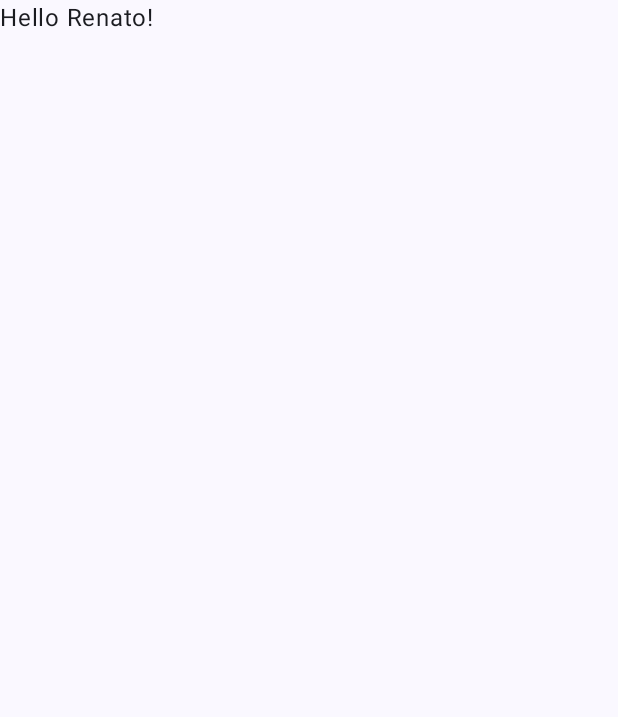
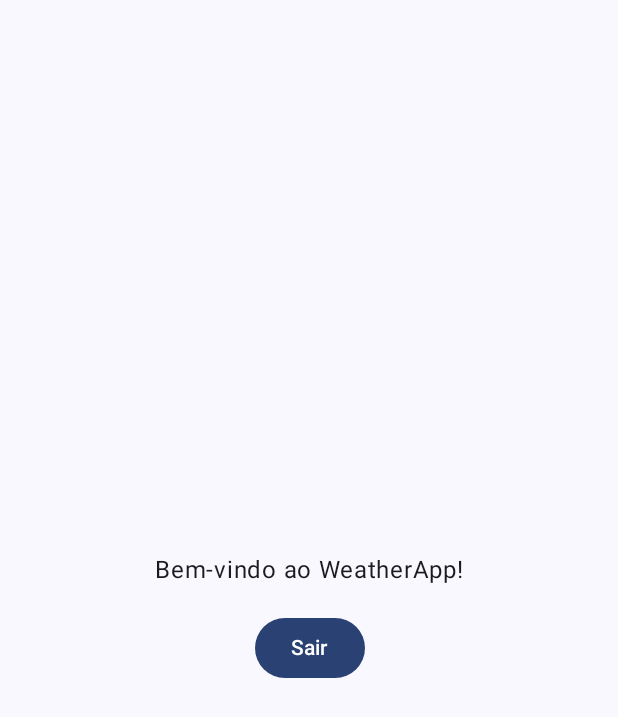
Before and after one commit to renatovanderlei/pdm_praticas, an Android app built with Jetpack Compose: the MainActivity screen opened directly, with no data from a screen before it, on a phone screen of 412 x 824 dp. Before the commit the part shown is almost empty. Shown: the top 717 px of the screen. Run offline under Robolectric (Android 15) with nearby library versions, the phone set to English and light mode, and no system bars.

Commit message:
Prática 01 – Parte 3

```diff
--- a/app/src/main/java/com/weatherapp/MainActivity.kt
+++ b/app/src/main/java/com/weatherapp/MainActivity.kt
@@ -1,16 +1,20 @@
 package com.weatherapp
 
+import android.app.Activity
 import android.os.Bundle
 import androidx.activity.ComponentActivity
 import androidx.activity.compose.setContent
 import androidx.activity.enableEdgeToEdge
-import androidx.compose.foundation.layout.fillMaxSize
-import androidx.compose.foundation.layout.padding
+import androidx.compose.foundation.layout.*
+import androidx.compose.material3.Button
 import androidx.compose.material3.Scaffold
 import androidx.compose.material3.Text
 import androidx.compose.runtime.Composable
+import androidx.compose.ui.Alignment
 import androidx.compose.ui.Modifier
+import androidx.compose.ui.platform.LocalContext
 import androidx.compose.ui.tooling.preview.Preview
+import androidx.compose.ui.unit.dp
 import com.weatherapp.ui.theme.WeatherAppTheme
 
 class MainActivity : ComponentActivity() {
@@ -20,10 +24,7 @@ class MainActivity : ComponentActivity() {
         setContent {
             WeatherAppTheme {
                 Scaffold(modifier = Modifier.fillMaxSize()) { innerPadding ->
-                    Greeting(
-                        name = "Renato",
-                        modifier = Modifier.padding(innerPadding)
-                    )
+                    HomePage(modifier = Modifier.padding(innerPadding))
                 }
             }
         }
@@ -31,17 +32,34 @@ class MainActivity : ComponentActivity() {
 }
 
 @Composable
-fun Greeting(name: String, modifier: Modifier = Modifier) {
-    Text(
-        text = "Hello $name!",
+fun HomePage(modifier: Modifier = Modifier) {
+    val activity = LocalContext.current as? Activity // Inicialize aqui
+
+    Box(
         modifier = modifier
-    )
+            .fillMaxSize()
+            .padding(16.dp),
+        contentAlignment = Alignment.Center
+    ) {
+        Column(
+            horizontalAlignment = Alignment.CenterHorizontally,
+            verticalArrangement = Arrangement.spacedBy(16.dp)
+        ) {
+            Text(text = "Bem-vindo ao WeatherApp!")
+
+            Button(onClick = {
+                activity?.finish() // Encerra a atividade e volta à tela de login
+            }) {
+                Text(text = "Sair")
+            }
+        }
+    }
 }
 
 @Preview(showBackground = true)
 @Composable
-fun GreetingPreview() {
+fun HomePagePreview() {
     WeatherAppTheme {
-        Greeting("Android")
+        HomePage()
     }
 }
```
Also changed, not shown: app/src/main/AndroidManifest.xml (+6 -15 lines), app/src/main/java/com/weatherapp/LoginActivity.kt (+24 -12 lines).
